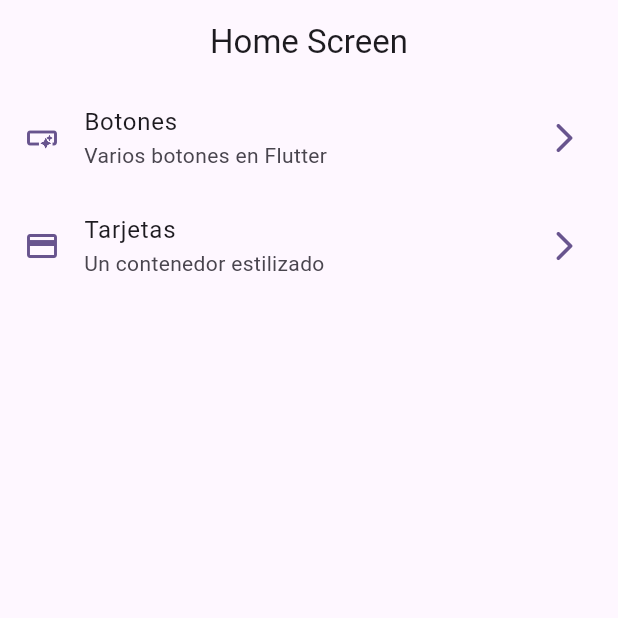
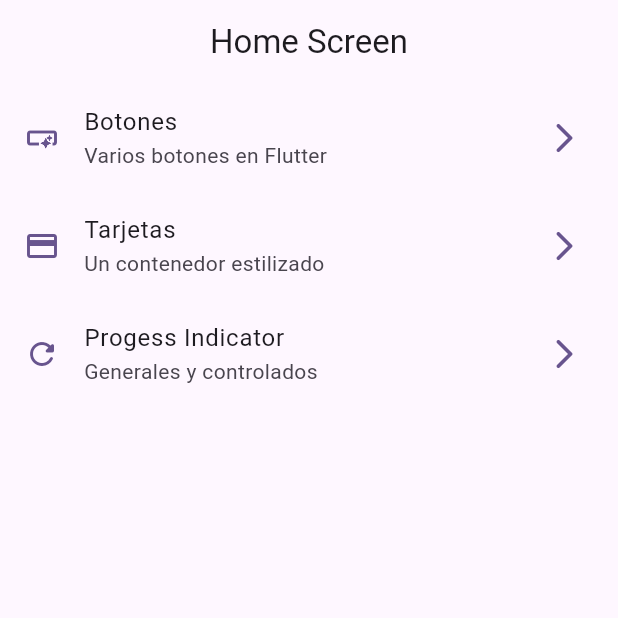
Before and after one commit to FerProx90/flutter-widget_app, a Flutter app: the screen it shows after launch, on a phone screen of 412 x 824 dp, the top half of it. Run offline on Flutter 3.47's test engine with Material 3 defaults, Android fonts, the phone set to English and light mode, and no system bars; our stand-ins replace go_router.

```diff
--- a/lib/config/menu/menu_items.dart
+++ b/lib/config/menu/menu_items.dart
@@ -28,4 +28,10 @@ class MenuItem {
       link: '/cards',
       icon: Icons.credit_card,
     ),
+    MenuItem(
+      title: 'Progess Indicator',
+      subTitle: 'Generales y controlados',
+      link: '/progress',
+      icon: Icons.refresh_rounded,
+    ),
   ];
--- a/lib/config/router/app_router.dart
+++ b/lib/config/router/app_router.dart
@@ -19,5 +19,10 @@ final appRouter = GoRouter(
       name: CardScreen.name,
       builder: (context, state) => const CardScreen(),
     ),
+    GoRoute(
+      path: '/progress',
+      name: ProgressScreen.name,
+      builder: (context, state) => const ProgressScreen(),
+    ),
   ],
 );
```
Also changed, not shown: lib/presentation/screens/progress/progress_screen.dart (+64 -1 lines).
